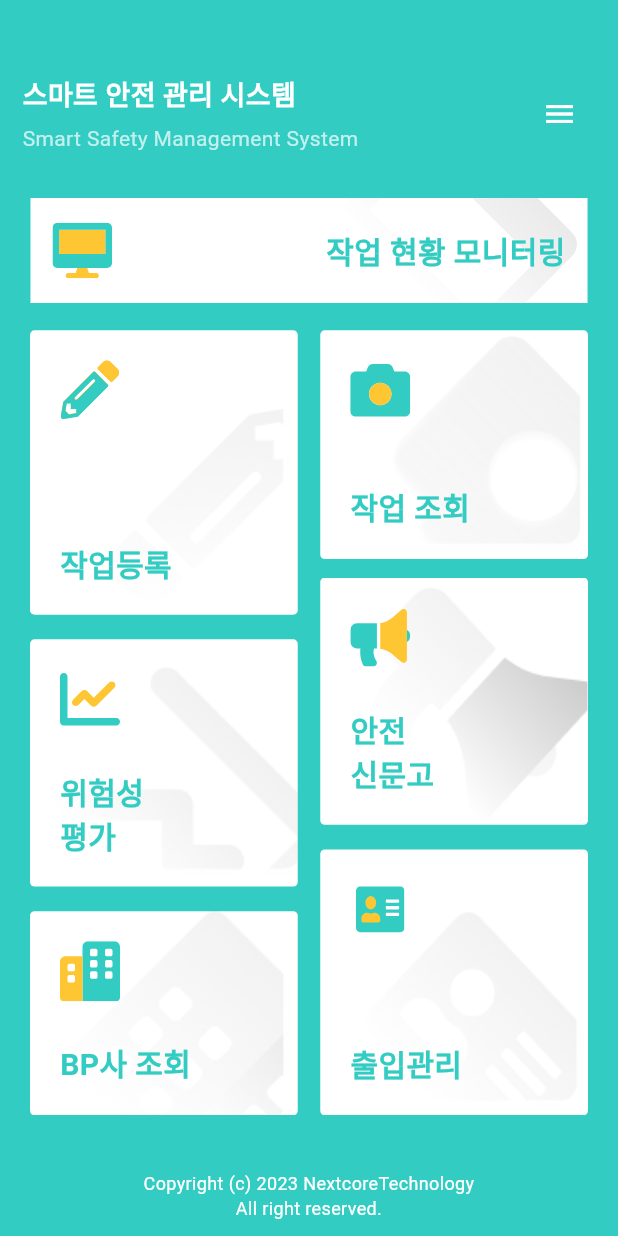
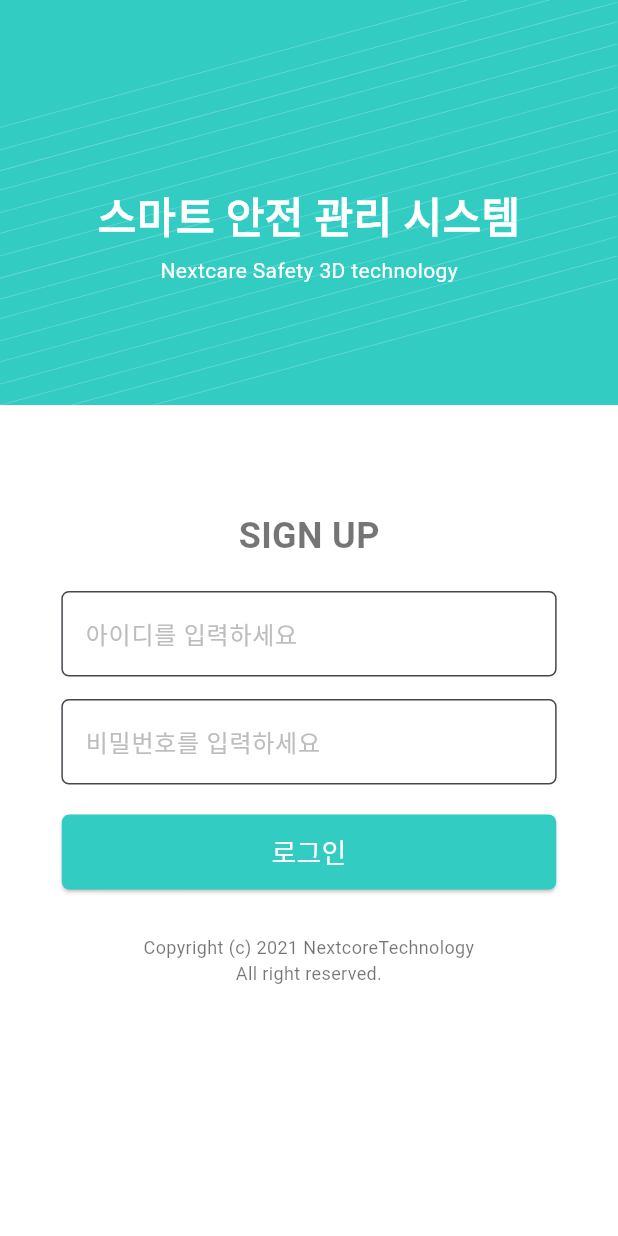
Before and after one commit to jyoung2419/smartsafety_light_app, a Flutter app: the screen it shows after launch, on a phone screen of 412 x 824 dp. Run offline on Flutter 3.47's test engine with Material 3 defaults, Android fonts, the phone set to English and light mode, and no system bars; our stand-ins replace flutter_dotenv, flutter_secure_storage, flutter_svg; Roboto replaces fonts that are missing (Pretendard).

Commit message:
create logic for LoginScreen

```diff
--- a/lib/main.dart
+++ b/lib/main.dart
@@ -1,11 +1,16 @@
 import 'package:flutter/material.dart';
-import './screens/home_screen.dart';
+import 'package:flutter_dotenv/flutter_dotenv.dart';
+import 'package:smartsafety_light_app/screens/login_screen.dart';
 
-void main() {
-  runApp(MyApp());
+Future<void> main() async {
+  WidgetsFlutterBinding.ensureInitialized();
+  await dotenv.load(fileName: "assets/env/.env");
+  runApp(const MyApp());
 }
 
 class MyApp extends StatelessWidget {
+  const MyApp({super.key});
+
   @override
   Widget build(BuildContext context) {
     return MaterialApp(
@@ -14,7 +19,7 @@ class MyApp extends StatelessWidget {
       theme: ThemeData(
           fontFamily: "Pretendard"
       ),
-      home: HomeScreen(), // 초기 화면
+      home: LoginScreen(), // 초기 화면
     );
   }
 }
--- /dev/null
+++ b/lib/screens/login_screen.dart
@@ -0,0 +1,266 @@
+import 'dart:convert';
+import 'package:flutter/material.dart';
+import 'package:flutter_svg/flutter_svg.dart';
+import 'package:http/http.dart' as http;
+import 'package:crypto/crypto.dart';
+import 'package:flutter_secure_storage/flutter_secure_storage.dart';
+import '../utils/secure_storage_util.dart';
+import 'package:flutter_dotenv/flutter_dotenv.dart';
+import 'home_screen.dart';
+
+class LoginScreen extends StatefulWidget {
+  const LoginScreen({super.key});
+
+  @override
+  _LoginScreenState createState() => _LoginScreenState();
+}
+
+class _LoginScreenState extends State<LoginScreen> {
+  final TextEditingController _userIdController = TextEditingController();
+  final TextEditingController _userPwController = TextEditingController();
+  final storage = const FlutterSecureStorage();
+
+  bool _isLoading = false;
+
+  void _checkAutoLogin() async {
+    String? token = await SecureStorageUtil.getToken();
+    if (token != null) {
+      _navigateToHome();
+    }
+  }
+
+  @override
+  void initState() {
+    super.initState();
+    _checkAutoLogin();
+  }
+
+  Future<void> _login() async {
+    setState(() {
+      _isLoading = true;
+    });
+
+    final String userId = _userIdController.text.trim();
+    final String userPw = _userPwController.text.trim();
+
+    if (userId.isEmpty || userPw.isEmpty) {
+      _showErrorDialog("아이디와 비밀번호를 입력하세요.");
+      setState(() => _isLoading = false);
+      return;
+    }
+
+    final String hashedPw = sha256.convert(utf8.encode(userPw)).toString();
+
+    final String baseUrl = dotenv.env['BASE_URL'] ?? 'http://localhost';
+    final String port = dotenv.env['PORT'] ?? '3000';
+    final Uri url = Uri.parse('$baseUrl:$port/smartSafetyLogin');
+
+    try {
+      final response = await http.post(
+        url,
+        headers: {"Content-Type": "application/json"},
+        body: jsonEncode({
+          "userId": userId,
+          "userPw": hashedPw,
+          "pushToken": "default_push_token",
+        }),
+      );
+
+      print("🔍 서버 응답 코드: ${response.statusCode}");
+      print("🔍 서버 응답 본문: ${response.body}");
+
+      if (response.statusCode == 200 || response.statusCode == 201) {
+        final List<dynamic> data = jsonDecode(response.body);
+
+        if (data.isEmpty) {
+          _showErrorDialog("로그인 실패: 아이디 또는 비밀번호가 올바르지 않습니다.");
+          setState(() => _isLoading = false);
+          return;
+        }
+
+        final Map<String, dynamic> userInfo = data.first;
+        final String? token = userInfo['token'];
+
+        if (token != null) {
+          await SecureStorageUtil.saveToken(token);
+          _navigateToHome();
+        } else {
+          _showErrorDialog("로그인 실패: 서버에서 토큰을 제공하지 않았습니다.");
+        }
+      } else {
+        _showErrorDialog("로그인 실패: 서버 응답 오류 (${response.statusCode})\n${response.body}");
+      }
+    } catch (error) {
+      _showErrorDialog("로그인 실패: 네트워크 오류.");
+    }
+
+    setState(() {
+      _isLoading = false;
+    });
+  }
+
+  void _navigateToHome() {
+    Navigator.pushReplacement(
+      context,
+      MaterialPageRoute(builder: (context) => const HomeScreen()),
+    );
+  }
+
+  void _showErrorDialog(String message) {
+    showDialog(
+      context: context,
+      builder: (context) {
+        return AlertDialog(
+          title: const Text("로그인 오류"),
+          content: Text(message),
+          actions: [
+            TextButton(
+              onPressed: () => Navigator.pop(context),
+              child: const Text("확인"),
+            ),
+          ],
+        );
+      },
+    );
+  }
+
+  @override
+  Widget build(BuildContext context) {
+    return Scaffold(
+      body: Column(
+        children: [
+          Stack(
+            children: [
+              Container(
+                width: double.infinity,
+                height: 270,
+                color: const Color(0xFF33CCC3),
+              ),
+              Positioned.fill(
+                child: Opacity(
+                  opacity: 0.5,
+                  child: SvgPicture.asset(
+                    'assets/svg/home/pattern.svg',
+                    fit: BoxFit.cover,
+                  ),
+                ),
+              ),
+              Positioned(
+                bottom: 80,
+                left: 0,
+                right: 0,
+                child: Column(
+                  mainAxisSize: MainAxisSize.min,
+                  mainAxisAlignment: MainAxisAlignment.center,
+                  children: const [
+                    Text(
+                      "스마트 안전 관리 시스템",
+                      style: TextStyle(
+                        fontSize: 28,
+                        fontWeight: FontWeight.bold,
+                        color: Colors.white,
+                      ),
+                    ),
+                    SizedBox(height: 5),
+                    Text(
+                      "Nextcare Safety 3D technology",
+                      style: TextStyle(
+                        fontSize: 14,
+                        color: Colors.white,
+                      ),
+                    ),
+                  ],
+                ),
+              ),
+            ],
+          ),
+          Expanded(
+            child: Container(
+              width: double.infinity,
+              padding: const EdgeInsets.symmetric(vertical: 70),
+              decoration: const BoxDecoration(
+                color: Colors.white,
+              ),
+              child: Column(
+                mainAxisAlignment: MainAxisAlignment.start,
+                children: [
+                  const Text(
+                    "SIGN UP",
+                    style: TextStyle(
+                      fontSize: 24,
+                      fontWeight: FontWeight.bold,
+                      color: Colors.black54,
+                    ),
+                  ),
+                  const SizedBox(height: 20),
+                  Container(
+                    width: MediaQuery.of(context).size.width * 0.85,
+                    padding: const EdgeInsets.symmetric(horizontal: 10),
+                    child: Column(
+                      children: [
+                        TextField(
+                          controller: _userIdController,
+                          decoration: InputDecoration(
+                            hintText: "아이디를 입력하세요",
+                            hintStyle: TextStyle(color: Colors.grey[400]),
+                            border: OutlineInputBorder(
+                              borderRadius: BorderRadius.circular(5),
+                              borderSide: const BorderSide(color: Colors.black54),
+                            ),
+                            filled: true,
+                            fillColor: Colors.white,
+                          ),
+                        ),
+                        const SizedBox(height: 15),
+                        TextField(
+                          controller: _userPwController,
+                          obscureText: true,
+                          decoration: InputDecoration(
+                            hintText: "비밀번호를 입력하세요",
+                            hintStyle: TextStyle(color: Colors.grey[400]),
+                            border: OutlineInputBorder(
+                              borderRadius: BorderRadius.circular(5),
+                              borderSide: const BorderSide(color: Colors.black54),
+                            ),
+                            filled: true,
+                            fillColor: Colors.white,
+                          ),
+                        ),
+                      ],
+                    ),
+                  ),
+                  const SizedBox(height: 20),
+                  SizedBox(
+                    width: MediaQuery.of(context).size.width * 0.8,
+                    height: 50,
+                    child: ElevatedButton(
+                      style: ElevatedButton.styleFrom(
+                        backgroundColor: const Color(0xFF33CCC3),
+                        shape: RoundedRectangleBorder(
+                          borderRadius: BorderRadius.circular(5),
+                        ),
+                      ),
+                      onPressed: _isLoading ? null : _login,
+                      child: _isLoading
+                          ? const CircularProgressIndicator(color: Colors.white)
+                          : const Text(
+                        "로그인",
+                        style: TextStyle(fontSize: 18, color: Colors.white),
+                      ),
+                    ),
+                  ),
+                  const SizedBox(height: 30),
+                  const Text(
+                    "Copyright (c) 2021 NextcoreTechnology\nAll right reserved.",
+                    style: TextStyle(fontSize: 12, color: Colors.black54),
+                    textAlign: TextAlign.center,
+                  ),
+                ],
+              ),
+            ),
+          ),
+        ],
+      ),
+    );
+  }
+}
--- /dev/null
+++ b/lib/utils/secure_storage_util.dart
@@ -0,0 +1,42 @@
+import 'package:flutter_secure_storage/flutter_secure_storage.dart';
+
+class SecureStorageUtil {
+  static final _storage = FlutterSecureStorage();
+  static const int sessionDuration = 1000 * 60 * 60 * 24; // 24시간 유지
+
+  static Future<void> saveToken(String token) async {
+    int expireTime = DateTime.now().millisecondsSinceEpoch + sessionDuration;
+    await _storage.write(key: 'token', value: token);
+    await _storage.write(key: 'token_expire', value: expireTime.toString());
+  }
+
+  static Future<String?> getToken() async {
+    String? token = await _storage.read(key: 'token');
+    String? expireTimeString = await _storage.read(key: 'token_expire');
+
+    if (token == null || expireTimeString == null) return null;
+
+    int expireTime = int.parse(expireTimeString);
+    int currentTime = DateTime.now().millisecondsSinceEpoch;
+
+    if (currentTime > expireTime) {
+      print("세션 만료됨. JSESSIONID 삭제");
+      await deleteToken();
+      return null;
+    }
+
+    await _extendSession();
+
+    return token;
+  }
+
+  static Future<void> _extendSession() async {
+    int newExpireTime = DateTime.now().millisecondsSinceEpoch + sessionDuration;
+    await _storage.write(key: 'token_expire', value: newExpireTime.toString());
+  }
+
+  static Future<void> deleteToken() async {
+    await _storage.delete(key: 'token');
+    await _storage.delete(key: 'token_expire');
+  }
+}
--- a/pubspec.yaml
+++ b/pubspec.yaml
@@ -11,9 +11,12 @@ environment:
 dependencies:
   flutter:
     sdk: flutter
-  flutter_svg: ^2.0.10
+  flutter_svg: ^2.0.17
+  crypto: ^3.0.3
 
   cupertino_icons: ^1.0.8
+  flutter_secure_storage: ^9.2.4
+  flutter_dotenv: ^5.2.1
 
 dev_dependencies:
   flutter_test:
@@ -25,6 +28,7 @@ flutter:
 
   uses-material-design: true
   assets:
+    - assets/env/.env
     - assets/img/
     - assets/next/
     - assets/svg/
```
Also changed, not shown: lib/widgets/header.dart (+75 -2 lines), assets/svg/Mask.svg, 12 other files.
